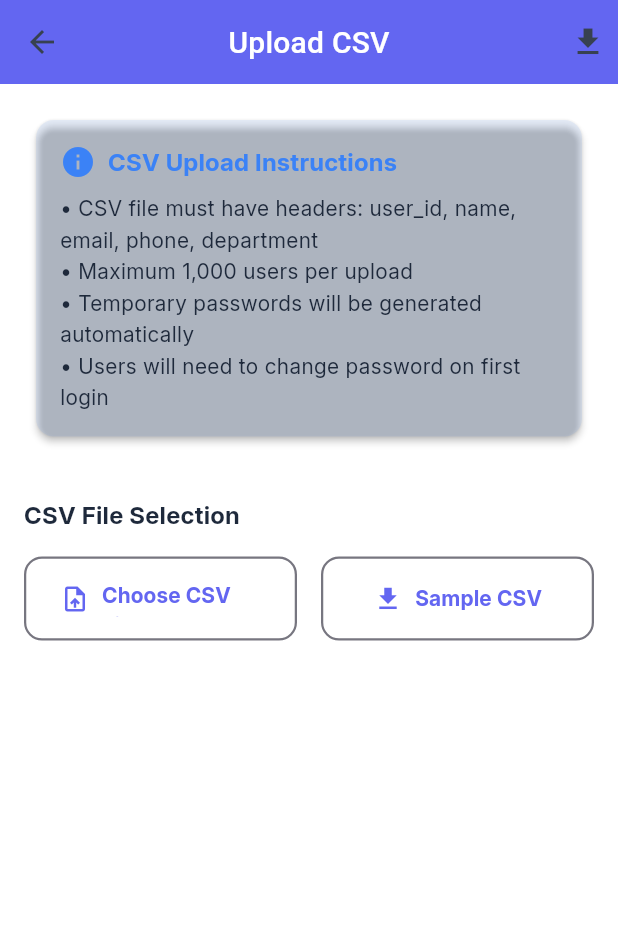
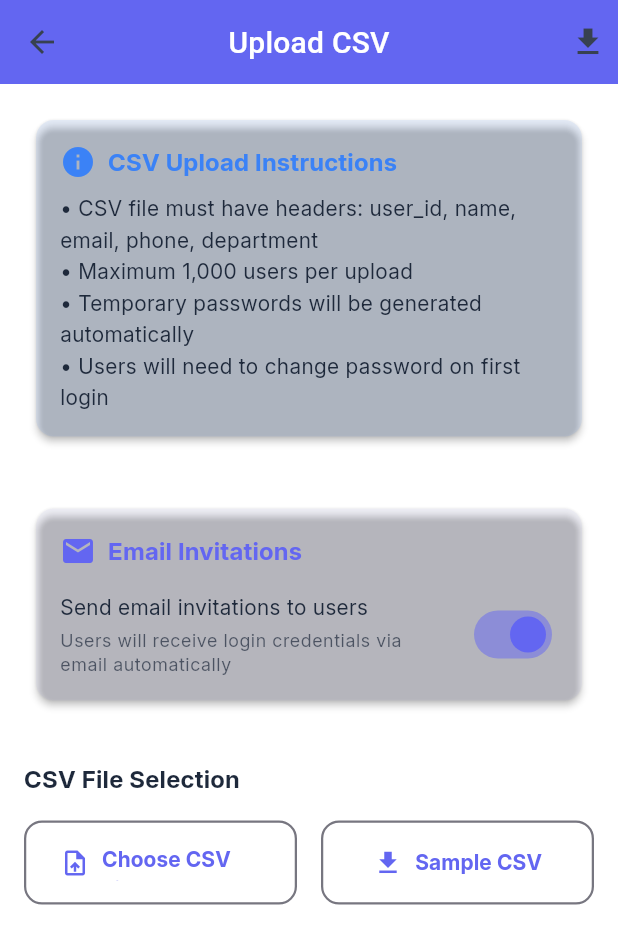
Before and after one commit to SPADETECHNO/Attendance_pro_app, a Flutter app: the UploadCsvScreen screen opened directly, on a phone screen of 412 x 824 dp. Shown: the top 944 px of the screen. Run offline on Flutter 3.47's test engine with Material 3 defaults, Android fonts, the phone set to English and light mode, and no system bars; our stand-ins replace csv, equatable, file_picker, flutter_bloc, flutter_dotenv, fluttertoast and 5 more; missing offline and left inert: mobile_scanner; accounts and stored records are empty.

Commit message:
Added toggle for user account creation with and without invitation in csv upload.

```diff
--- a/lib/screens/institute_admin/upload_csv_screen.dart
+++ b/lib/screens/institute_admin/upload_csv_screen.dart
@@ -22,14 +22,15 @@ class _UploadCsvScreenState extends State<UploadCsvScreen> {
   UserModel? _currentUser;
   List<DepartmentModel> _departments = [];
   DepartmentModel? _selectedDepartment;
-
   CsvFileResult? _selectedFile;
   List<Map<String, dynamic>> _csvData = [];
   CsvValidationResult? _validationResult;
-
   bool _isLoading = true;
   bool _isProcessing = false;
   bool _showValidationResults = false;
+
+  // New toggle state for email invitation
+  bool _sendEmailInvitations = true;
 
   @override
   void initState() {
@@ -41,12 +42,10 @@ class _UploadCsvScreenState extends State<UploadCsvScreen> {
     try {
       final authService = context.read<AuthService>();
       final databaseService = context.read<DatabaseService>();
-
       final user = await authService.getCurrentUserProfile();
       if (user == null || user.instituteId == null) return;
 
       final departments = await databaseService.getDepartmentsByInstitute(user.instituteId!);
-
       setState(() {
         _currentUser = user;
         _departments = departments;
@@ -82,11 +81,9 @@ class _UploadCsvScreenState extends State<UploadCsvScreen> {
     if (_selectedFile == null) return;
 
     setState(() => _isProcessing = true);
-
     try {
       // Parse CSV content
       final data = CsvService.parseUsersCsv(_selectedFile!.content);
-
       // Validate data
       final validation = CsvService.validateUsersData(data);
 
@@ -131,20 +128,19 @@ class _UploadCsvScreenState extends State<UploadCsvScreen> {
       return;
     }
 
+    // Updated confirmation dialog to include email option
+    final invitationMethod = _sendEmailInvitations ? 'with email invitations' : 'without email invitations';
     final confirmed = await AppHelpers.showConfirmDialog(
       context,
       title: 'Upload Users',
-      message: 'Are you sure you want to upload ${_validationResult!.validRows} users? '
+      message: 'Are you sure you want to upload ${_validationResult!.validRows} users $invitationMethod? '
           'They will be assigned to academic year: ${currentYear.displayLabel}',
     );
-
     if (!confirmed) return;
 
     setState(() => _isProcessing = true);
-
     try {
       final authService = context.read<AuthService>();
-
       int successCount = 0;
       int errorCount = 0;
       final errors = <String>[];
@@ -155,6 +151,8 @@ class _UploadCsvScreenState extends State<UploadCsvScreen> {
 
         for (final userData in batch) {
           try {
+            // Use the appropriate method based on toggle state
+            if (_sendEmailInvitations) {
               await authService.createUserAccountWithInvitation(
                 email: userData['email'],
                 userId: userData['user_id'],
@@ -167,6 +165,20 @@ class _UploadCsvScreenState extends State<UploadCsvScreen> {
                 departmentId: _selectedDepartment!.id,
                 academicYearId: currentYear.id,
               );
+            } else {
+              await authService.createUserAccount(
+                email: userData['email'],
+                userId: userData['user_id'],
+                name: userData['name'],
+                role: AppConstants.userRole,
+                phone: userData['phone']?.toString().trim().isEmpty == true
+                    ? null
+                    : userData['phone'],
+                instituteId: _currentUser!.instituteId!,
+                departmentId: _selectedDepartment!.id,
+                academicYearId: currentYear.id,
+              );
+            }
             successCount++;
           } catch (e) {
             errorCount++;
@@ -185,10 +197,8 @@ class _UploadCsvScreenState extends State<UploadCsvScreen> {
 
       if (errorCount == 0) {
         AppHelpers.showSuccessToast('All $successCount users uploaded successfully!');
-
         // Show success dialog with next steps
         _showUploadSuccessDialog(successCount);
-
         // Reset form
         setState(() {
           _selectedFile = null;
@@ -209,6 +219,18 @@ class _UploadCsvScreenState extends State<UploadCsvScreen> {
   }
 
   void _showUploadSuccessDialog(int successCount) {
+    final emailInvitationText = _sendEmailInvitations
+        ? '• Invitation emails have been sent to all users'
+        : '• Users have been created with temporary passwords';
+
+    final nextStepsText = _sendEmailInvitations
+        ? '• Users will receive login credentials via email\n'
+          '• Users will be prompted to change passwords on first login\n'
+          '• Users can then start marking attendance'
+        : '• Share login credentials with users manually\n'
+          '• Users will be prompted to change passwords on first login\n'
+          '• Users can then start marking attendance';
+
     showDialog(
       context: context,
       builder: (context) => AlertDialog(
@@ -236,12 +258,13 @@ class _UploadCsvScreenState extends State<UploadCsvScreen> {
           children: [
             Text('$successCount users have been successfully uploaded.'),
             const SizedBox(height: AppSizes.md),
+            const Text('What happened:', style: TextStyle(fontWeight: FontWeight.bold)),
+            const SizedBox(height: AppSizes.sm),
+            Text(emailInvitationText),
+            const SizedBox(height: AppSizes.md),
             const Text('Next steps:', style: TextStyle(fontWeight: FontWeight.bold)),
             const SizedBox(height: AppSizes.sm),
-            const Text('• Users have been created with temporary passwords'),
-            const Text('• Share login credentials with users'),
-            const Text('• Users will be prompted to change passwords on first login'),
-            const Text('• Users can then start marking attendance'),
+            Text(nextStepsText),
           ],
         ),
         actions: [
@@ -337,6 +360,104 @@ class _UploadCsvScreenState extends State<UploadCsvScreen> {
     }
   }
 
+  Widget _buildEmailToggleCard(ThemeData theme) {
+    return Card(
+      color: AppColors.primary.withAlpha((0.05 * 255).toInt()),
+      child: Padding(
+        padding: const EdgeInsets.all(AppSizes.md),
+        child: Column(
+          crossAxisAlignment: CrossAxisAlignment.start,
+          children: [
+            Row(
+              children: [
+                Icon(
+                  Icons.email,
+                  color: AppColors.primary,
+                  size: AppSizes.iconMd,
+                ),
+                const SizedBox(width: AppSizes.sm),
+                Text(
+                  'Email Invitations',
+                  style: theme.textTheme.titleMedium?.copyWith(
+                    fontWeight: FontWeight.bold,
+                    color: AppColors.primary,
+                  ),
+                ),
+              ],
+            ),
+            const SizedBox(height: AppSizes.md),
+            Row(
+              children: [
+                Expanded(
+                  child: Column(
+                    crossAxisAlignment: CrossAxisAlignment.start,
+                    children: [
+                      Text(
+                        _sendEmailInvitations
+                            ? 'Send email invitations to users'
+                            : 'Create accounts without sending emails',
+                        style: theme.textTheme.bodyMedium?.copyWith(
+                          fontWeight: FontWeight.w500,
+                        ),
+                      ),
+                      const SizedBox(height: AppSizes.xs),
+                      Text(
+                        _sendEmailInvitations
+                            ? 'Users will receive login credentials via email automatically'
+                            : 'You will need to share login credentials manually',
+                        style: theme.textTheme.bodySmall?.copyWith(
+                          color: theme.colorScheme.onSurface.withAlpha((0.7 * 255).toInt()),
+                        ),
+                      ),
+                    ],
+                  ),
+                ),
+                const SizedBox(width: AppSizes.md),
+                Switch.adaptive(
+                  value: _sendEmailInvitations,
+                  onChanged: (value) {
+                    setState(() {
+                      _sendEmailInvitations = value;
+                    });
+                  },
+                  activeColor: AppColors.primary,
+                ),
+              ],
+            ),
+            if (!_sendEmailInvitations) ...[
+              const SizedBox(height: AppSizes.sm),
+              Container(
+                padding: const EdgeInsets.all(AppSizes.sm),
+                decoration: BoxDecoration(
+                  color: AppColors.warning.withAlpha((0.1 * 255).toInt()),
+                  borderRadius: BorderRadius.circular(AppSizes.radiusMd),
+                ),
+                child: Row(
+                  children: [
+                    Icon(
+                      Icons.warning_amber,
+                      color: AppColors.warning,
+                      size: AppSizes.iconSm,
+                    ),
+                    const SizedBox(width: AppSizes.xs),
+                    Expanded(
+                      child: Text(
+                        'Remember to share temporary passwords with users manually',
+                        style: theme.textTheme.bodySmall?.copyWith(
+                          color: AppColors.warning,
+                        ),
+                      ),
+                    ),
+                  ],
+                ),
+              ),
+            ],
+          ],
+        ),
+      ),
+    );
+  }
+
   @override
   Widget build(BuildContext context) {
     final theme = Theme.of(context);
@@ -402,7 +523,10 @@ class _UploadCsvScreenState extends State<UploadCsvScreen> {
                 ),
               ),
             ),
+            const SizedBox(height: AppSizes.xl),
 
+            // Email Toggle Card
+            _buildEmailToggleCard(theme),
             const SizedBox(height: AppSizes.xl),
 
             // Department Selection
@@ -422,7 +546,7 @@ class _UploadCsvScreenState extends State<UploadCsvScreen> {
                   prefixIcon: Icon(Icons.domain),
                 ),
                 items: _departments.map((dept) {
-                  return DropdownMenuItem(
+                  return DropdownMenuItem<DepartmentModel>(
                     value: dept,
                     child: Column(
                       crossAxisAlignment: CrossAxisAlignment.start,
@@ -457,7 +581,6 @@ class _UploadCsvScreenState extends State<UploadCsvScreen> {
               ),
             ),
             const SizedBox(height: AppSizes.md),
-
             Row(
               children: [
                 Expanded(
@@ -519,10 +642,12 @@ class _UploadCsvScreenState extends State<UploadCsvScreen> {
               SizedBox(
                 width: double.infinity,
                 child: CustomButton(
-                  text: 'Upload ${_validationResult!.validRows} Users',
+                  text: _sendEmailInvitations
+                      ? 'Upload ${_validationResult!.validRows} Users (With Email)'
+                      : 'Upload ${_validationResult!.validRows} Users (No Email)',
                   onPressed: _isProcessing ? null : _uploadUsers,
                   isLoading: _isProcessing,
-                  icon: Icons.cloud_upload,
+                  icon: _sendEmailInvitations ? Icons.email : Icons.cloud_upload,
                 ),
               ),
             ],
@@ -534,7 +659,6 @@ class _UploadCsvScreenState extends State<UploadCsvScreen> {
 
   Widget _buildValidationResults(ThemeData theme) {
     final result = _validationResult!;
-
     return Card(
       child: Padding(
         padding: const EdgeInsets.all(AppSizes.md),
@@ -558,7 +682,6 @@ class _UploadCsvScreenState extends State<UploadCsvScreen> {
               ],
             ),
             const SizedBox(height: AppSizes.md),
-
             // Statistics
             Row(
               children: [
@@ -590,7 +713,6 @@ class _UploadCsvScreenState extends State<UploadCsvScreen> {
                 ),
               ],
             ),
-
             if (result.errors.isNotEmpty) ...[
               const SizedBox(height: AppSizes.md),
               Text(
@@ -631,7 +753,6 @@ class _UploadCsvScreenState extends State<UploadCsvScreen> {
                 ),
               ),
             ],
-
             if (result.warnings.isNotEmpty) ...[
               const SizedBox(height: AppSizes.md),
               Text(
```
Lines whose indentation alone changed are shown as unchanged.
